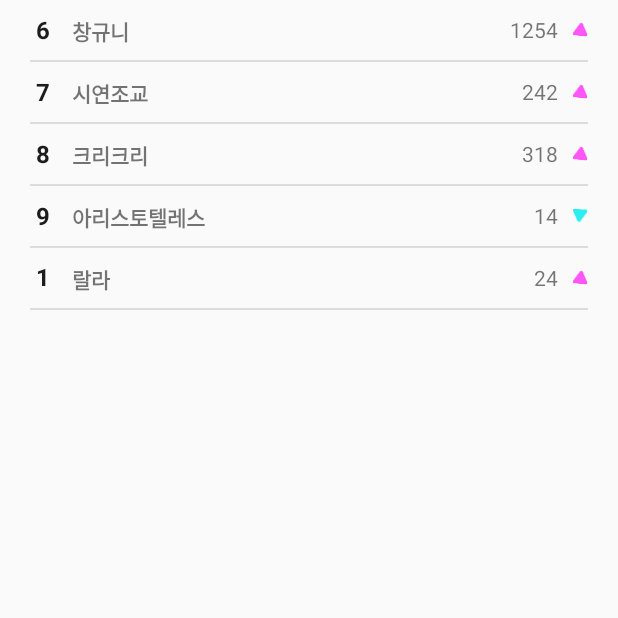
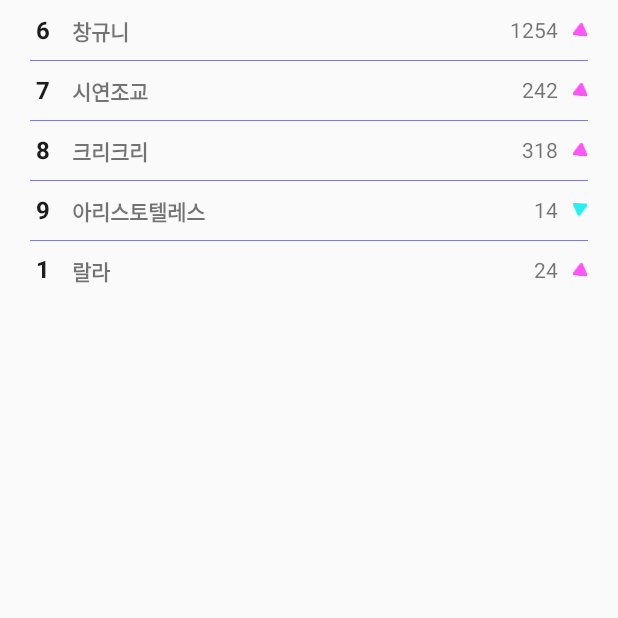
Before and after one commit to my-creator/android, an Android app: the fragment HomeTodayRankBottomFragment shown on its own in the app's theme, on a phone screen of 412 x 824 dp, the top half of it. Run offline under Robolectric (Android 15) with nearby library versions, the phone set to English and light mode, and no system bars; pictures from the network do not load.

Commit message:
apply font style, thin line divider

```diff
--- a/Crecre/app/src/main/java/com/crecrew/crecre/UI/Fragment/Home/HomeTodayRankBottomFragment.kt
+++ b/Crecre/app/src/main/java/com/crecrew/crecre/UI/Fragment/Home/HomeTodayRankBottomFragment.kt
@@ -12,7 +12,7 @@ import com.crecrew.crecre.R
 import com.crecrew.crecre.UI.Adapter.TodayRankRecyclerViewAdapter
 import kotlinx.android.synthetic.main.fragment_home_today_rank_bottom.*
 import android.view.animation.AnimationUtils
-
+import com.crecrew.crecre.UI.View.SimpleDividerItemDecoration
 
 
 class HomeTodayRankBottomFragment : Fragment(){
@@ -53,7 +53,7 @@ class HomeTodayRankBottomFragment : Fragment(){
         todayRankRecyclerViewAdapter = TodayRankRecyclerViewAdapter(activity!!, dataList, 2)
         fragment_home_today_rank_bottom_rv.adapter = todayRankRecyclerViewAdapter
         fragment_home_today_rank_bottom_rv.layoutManager = LinearLayoutManager(activity, LinearLayoutManager.VERTICAL, false)
-        fragment_home_today_rank_bottom_rv.addItemDecoration(DividerItemDecoration(context!!, DividerItemDecoration.VERTICAL))
+        fragment_home_today_rank_bottom_rv.addItemDecoration(SimpleDividerItemDecoration(R.drawable.line_divider, 1))
     }
 
     private fun animateRV(){
--- a/Crecre/app/src/main/java/com/crecrew/crecre/UI/View/NoneSwipeViewPager.kt
+++ b/Crecre/app/src/main/java/com/crecrew/crecre/UI/View/NoneSwipeViewPager.kt
@@ -5,7 +5,7 @@ import android.support.v4.view.ViewPager
 import android.util.AttributeSet
 import android.view.MotionEvent
 
-class NonSwipeViewPager(context: Context, attrs: AttributeSet?) : ViewPager(context, attrs) {
+class NoneSwipeViewPager(context: Context, attrs: AttributeSet?) : ViewPager(context, attrs) {
 
     override fun onInterceptTouchEvent(ev: MotionEvent): Boolean {
         return false
--- /dev/null
+++ b/Crecre/app/src/main/java/com/crecrew/crecre/UI/View/SimpleDividerItemDecoration.kt
@@ -0,0 +1,35 @@
+package com.crecrew.crecre.UI.View
+
+import android.graphics.Canvas
+import android.graphics.Paint
+import android.support.v7.widget.RecyclerView
+
+class SimpleDividerItemDecoration(
+    private val color: Int, private val height: Int
+) : RecyclerView.ItemDecoration() {
+
+    private val paint = Paint()
+
+    init {
+        paint.isAntiAlias = true
+    }
+
+    override fun onDrawOver(c: Canvas, parent: RecyclerView) {
+        val left = parent.paddingLeft
+        val right = parent.width - parent.paddingRight
+
+        val childCount = parent.childCount
+        for (i in 0 until childCount) {
+            val child = parent.getChildAt(i)
+
+            val params = child
+                .layoutParams as RecyclerView.LayoutParams
+
+            val top = child.bottom + params.bottomMargin
+            val bottom = top + height
+
+            paint.color = color
+            c.drawRect(left.toFloat(), top.toFloat(), right.toFloat(), bottom.toFloat(), paint)
+        }
+    }
+}
--- /dev/null
+++ b/Crecre/app/src/main/res/drawable/line_divider.xml
@@ -0,0 +1,12 @@
+<?xml version="1.0" encoding="utf-8"?>
+<shape
+        xmlns:android="http://schemas.android.com/apk/res/android"
+        android:shape="rectangle">
+
+    <size
+        android:width="1dp"
+        android:height="1dp"/>
+    <solid
+        android:color="#eaeaea"/>
+
+</shape>
--- a/Crecre/app/src/main/res/drawable/navigation_text_selector.xml
+++ b/Crecre/app/src/main/res/drawable/navigation_text_selector.xml
@@ -1,7 +1,8 @@
 <?xml version="1.0" encoding="utf-8"?>
 <selector xmlns:android="http://schemas.android.com/apk/res/android">
     <item android:state_selected="true"
-          android:color="@color/violet_pink"/>
+          android:color="@color/violet_pink"
+    />
     <item
             android:state_selected="false"
           android:color="@color/brownish_grey"/>
--- a/Crecre/app/src/main/res/layout/activity_main.xml
+++ b/Crecre/app/src/main/res/layout/activity_main.xml
@@ -7,13 +7,13 @@
         android:layout_height="match_parent"
         tools:context=".UI.Activity.MainActivity">
 
-        <com.crecrew.crecre.UI.View.NonSwipeViewPager
+        <com.crecrew.crecre.UI.View.NoneSwipeViewPager
                 android:id="@+id/activity_main_vp_container"
                 android:layout_width="match_parent"
                 android:layout_height="match_parent"
                 android:layout_weight="1">
 
-        </com.crecrew.crecre.UI.View.NonSwipeViewPager>
+        </com.crecrew.crecre.UI.View.NoneSwipeViewPager>
 
         <android.support.design.widget.TabLayout
                 android:id="@+id/activity_main_tl_navi"
--- a/Crecre/app/src/main/res/layout/rv_item_today_post.xml
+++ b/Crecre/app/src/main/res/layout/rv_item_today_post.xml
@@ -13,7 +13,7 @@
             android:layout_width="88dp"
             android:layout_height="72dp"
             android:background="@drawable/today_post_thumnail_rounding"
-            android:layout_marginRight="8dp"/>
+            android:layout_marginRight="10dp"/>
 
     <TextView
             android:id="@+id/rv_item_today_post_title"
@@ -23,6 +23,7 @@
             android:text="딕헌터와 영알남 커플, 현실에서의 만남은 더 심쿵!"
             android:textSize="14sp"
             android:textColor="@color/black"
+            android:layout_marginTop="2dp"
             android:lineHeight="18sp"/>
 
     <LinearLayout
@@ -30,6 +31,7 @@
             android:layout_height="wrap_content"
             android:layout_alignParentBottom="true"
             android:orientation="horizontal"
+            android:layout_marginBottom="1dp"
             android:layout_toRightOf="@+id/rv_item_today_post_thumnail">
         <TextView
                 android:id="@+id/rv_item_today_post_category"
```
Also changed, not shown: Crecre/app/src/main/java/com/crecrew/crecre/UI/Fragment/Home/HomeFragment.kt (+3 -20 lines), Crecre/app/src/main/java/com/crecrew/crecre/UI/Fragment/Home/HomeTodayRankTopFragment.kt (+8 -8 lines), Crecre/app/src/main/res/layout/fragment_home.xml (+13 -10 lines), Crecre/app/src/main/res/values/styles.xml (+16 -0 lines), Crecre/app/src/main/res/font/noto_sans_kr_bold.otf (added), Crecre/app/src/main/res/font/noto_sans_kr_medium.otf (added), Crecre/app/src/main/res/font/noto_sans_kr_regular.otf (added).
